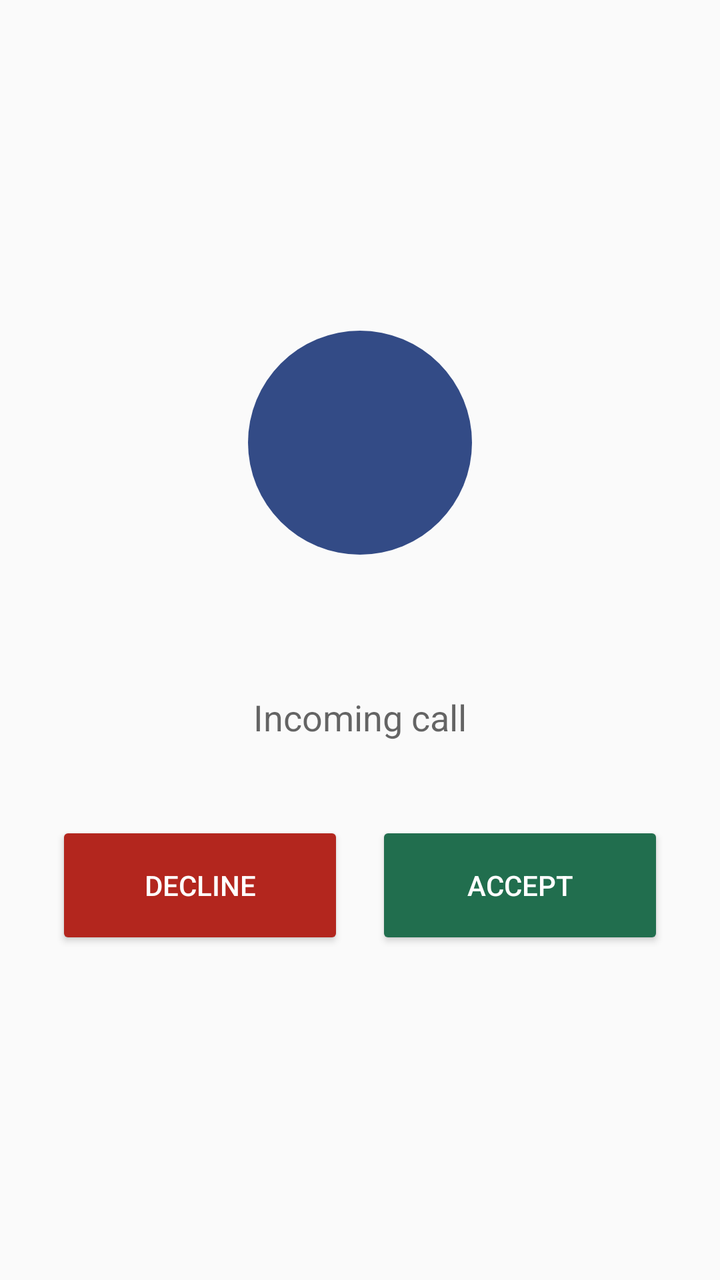
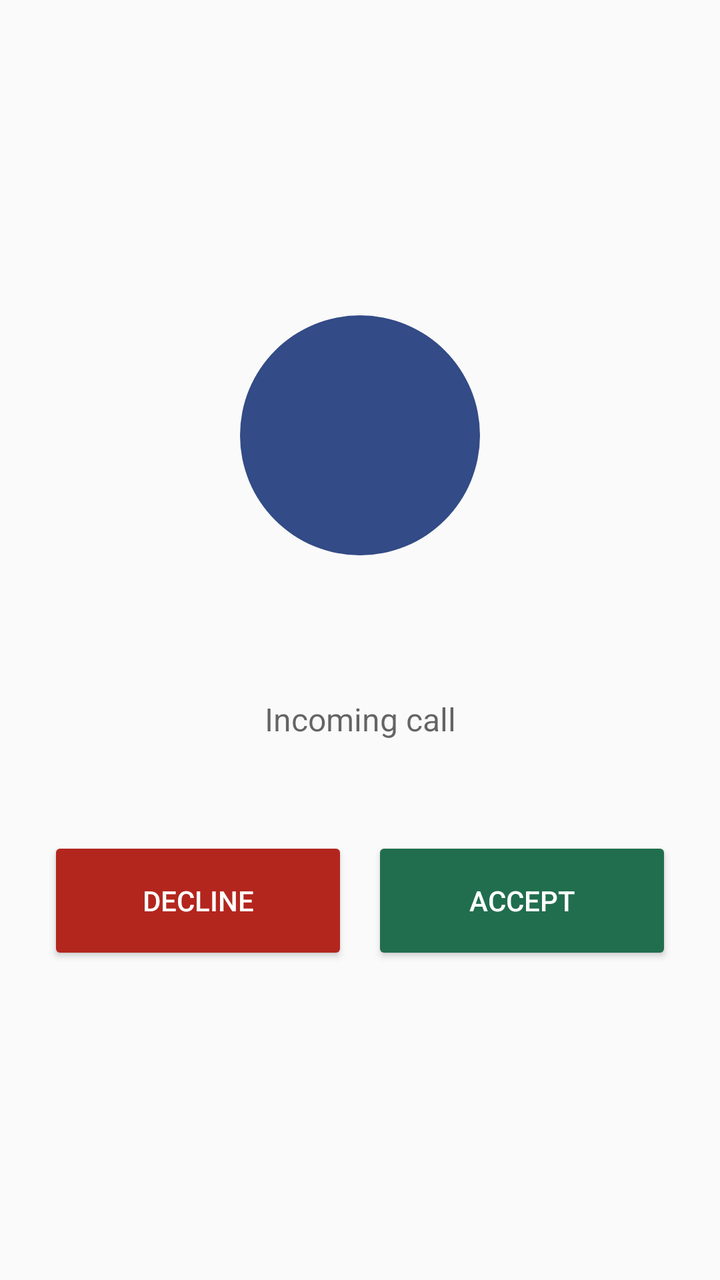

Compare the two renders of this Android layout. The source of the first and the diff that turns it into the second are given below.
<!-- AndroidManifest.xml: activity theme Theme.NexaChat.Call -->
<!-- res/layout/activity_incoming_call.xml -->
<?xml version="1.0" encoding="utf-8"?>
<ScrollView xmlns:android="http://schemas.android.com/apk/res/android"
    android:layout_width="match_parent"
    android:layout_height="match_parent"
    android:fillViewport="true">

    <LinearLayout
        android:layout_width="match_parent"
        android:layout_height="wrap_content"
        android:gravity="center"
        android:orientation="vertical"
        android:padding="28dp">

        <TextView
            android:id="@+id/incoming_initials"
            android:layout_width="112dp"
            android:layout_height="112dp"
            android:background="@drawable/bg_call_avatar"
            android:gravity="center"
            android:importantForAccessibility="no"
            android:textColor="@color/call_avatar_foreground"
            android:textSize="34sp" />

        <TextView
            android:id="@+id/incoming_peer_name"
            android:layout_width="match_parent"
            android:layout_height="wrap_content"
            android:layout_marginTop="24dp"
            android:ellipsize="end"
            android:gravity="center"
            android:maxLines="2"
            android:textColor="?android:attr/textColorPrimary"
            android:textSize="26sp"
            android:textStyle="bold" />

        <TextView
            android:id="@+id/incoming_status"
            android:layout_width="match_parent"
            android:layout_height="wrap_content"
            android:layout_marginTop="10dp"
            android:accessibilityLiveRegion="polite"
            android:gravity="center"
            android:text="@string/call_state_incoming"
            android:textColor="?android:attr/textColorSecondary"
            android:textSize="18sp" />

        <LinearLayout
            android:layout_width="match_parent"
            android:layout_height="wrap_content"
            android:layout_marginTop="40dp"
            android:gravity="center"
            android:orientation="horizontal">
            <Button
                android:id="@+id/incoming_decline"
                android:layout_width="0dp"
                android:layout_height="wrap_content"
                android:layout_marginEnd="8dp"
                android:layout_weight="1"
                android:backgroundTint="@color/call_decline_background"
                android:contentDescription="@string/call_decline"
                android:minHeight="64dp"
                android:text="@string/call_decline"
                android:textColor="@android:color/white" />
            <Button
                android:id="@+id/incoming_accept"
                android:layout_width="0dp"
                android:layout_height="wrap_content"
                android:layout_marginStart="8dp"
                android:layout_weight="1"
                android:backgroundTint="@color/call_accept_background"
                android:contentDescription="@string/call_accept"
                android:minHeight="64dp"
                android:text="@string/call_accept"
                android:textColor="@android:color/white" />
        </LinearLayout>
    </LinearLayout>
</ScrollView>
<!-- resources referenced by this layout -->
<resources>
  <color name="call_accept_background">#216E4E</color>
  <color name="call_avatar_foreground">#FFFFFF</color>
  <color name="call_decline_background">#B3261E</color>
  <!-- drawable bg_call_avatar (drawable) -->
  <?xml version="1.0" encoding="utf-8"?>
  <shape xmlns:android="http://schemas.android.com/apk/res/android" android:shape="oval">
      <solid android:color="@color/call_avatar_background" />
  </shape>
  <string name="call_accept">Accept</string>
  <string name="call_decline">Decline</string>
  <string name="call_state_incoming">Incoming call</string>
  <style name="Theme.NexaChat.Call" parent="android:Theme.Material.Light.NoActionBar">
          <item name="android:colorAccent">@color/call_avatar_background</item>
          <item name="android:windowLightStatusBar">true</item>
          <item name="android:statusBarColor">?android:attr/colorBackground</item>
          <item name="android:navigationBarColor">?android:attr/colorBackground</item>
          <item name="android:windowActionModeOverlay">true</item>
      </style>
  <color name="call_avatar_background">#334B86</color>
</resources>

<!-- the commit's change to res/layout/activity_incoming_call.xml (unified diff, before → after) -->
@@ -2,19 +2,21 @@
 <ScrollView xmlns:android="http://schemas.android.com/apk/res/android"
     android:layout_width="match_parent"
     android:layout_height="match_parent"
+    android:background="?android:attr/colorBackground"
+    android:fitsSystemWindows="true"
     android:fillViewport="true">
 
     <LinearLayout
         android:layout_width="match_parent"
-        android:layout_height="wrap_content"
+        android:layout_height="match_parent"
         android:gravity="center"
         android:orientation="vertical"
-        android:padding="28dp">
+        android:padding="24dp">
 
         <TextView
             android:id="@+id/incoming_initials"
-            android:layout_width="112dp"
-            android:layout_height="112dp"
+            android:layout_width="120dp"
+            android:layout_height="120dp"
             android:background="@drawable/bg_call_avatar"
             android:gravity="center"
             android:importantForAccessibility="no"
@@ -25,7 +27,7 @@
             android:id="@+id/incoming_peer_name"
             android:layout_width="match_parent"
             android:layout_height="wrap_content"
-            android:layout_marginTop="24dp"
+            android:layout_marginTop="28dp"
             android:ellipsize="end"
             android:gravity="center"
             android:maxLines="2"
@@ -37,24 +39,24 @@
             android:id="@+id/incoming_status"
             android:layout_width="match_parent"
             android:layout_height="wrap_content"
-            android:layout_marginTop="10dp"
+            android:layout_marginTop="8dp"
             android:accessibilityLiveRegion="polite"
             android:gravity="center"
             android:text="@string/call_state_incoming"
             android:textColor="?android:attr/textColorSecondary"
-            android:textSize="18sp" />
+            android:textSize="16sp" />
 
         <LinearLayout
             android:layout_width="match_parent"
             android:layout_height="wrap_content"
-            android:layout_marginTop="40dp"
+            android:layout_marginTop="48dp"
             android:gravity="center"
             android:orientation="horizontal">
             <Button
                 android:id="@+id/incoming_decline"
                 android:layout_width="0dp"
                 android:layout_height="wrap_content"
-                android:layout_marginEnd="8dp"
+                android:layout_marginEnd="6dp"
                 android:layout_weight="1"
                 android:backgroundTint="@color/call_decline_background"
                 android:contentDescription="@string/call_decline"
@@ -65,7 +67,7 @@
                 android:id="@+id/incoming_accept"
                 android:layout_width="0dp"
                 android:layout_height="wrap_content"
-                android:layout_marginStart="8dp"
+                android:layout_marginStart="6dp"
                 android:layout_weight="1"
                 android:backgroundTint="@color/call_accept_background"
                 android:contentDescription="@string/call_accept"
